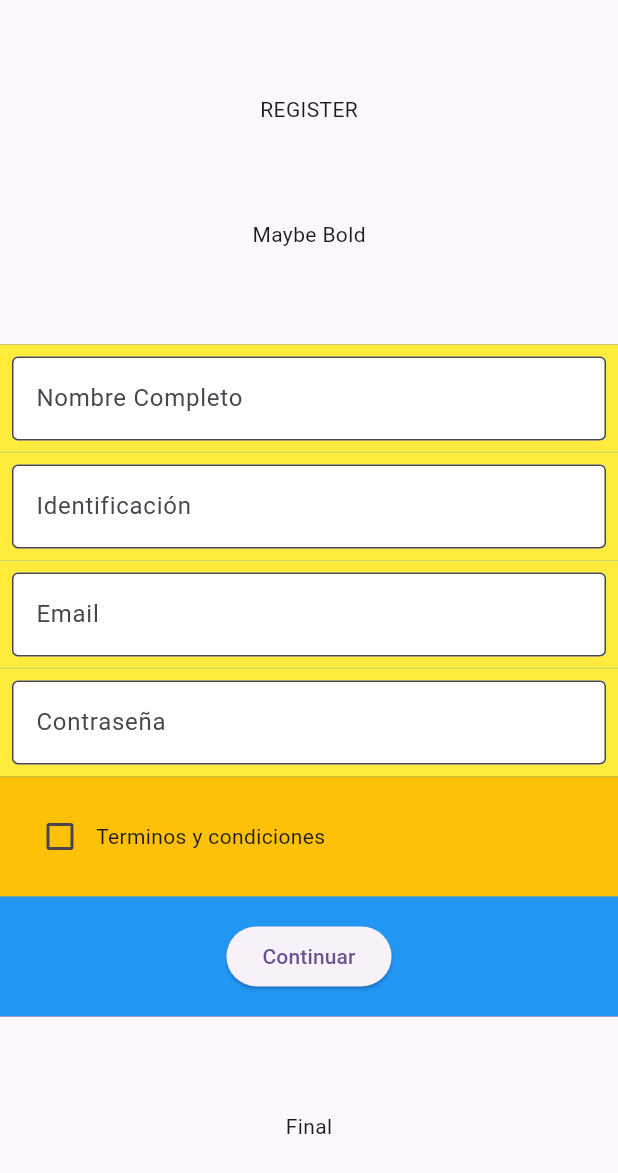
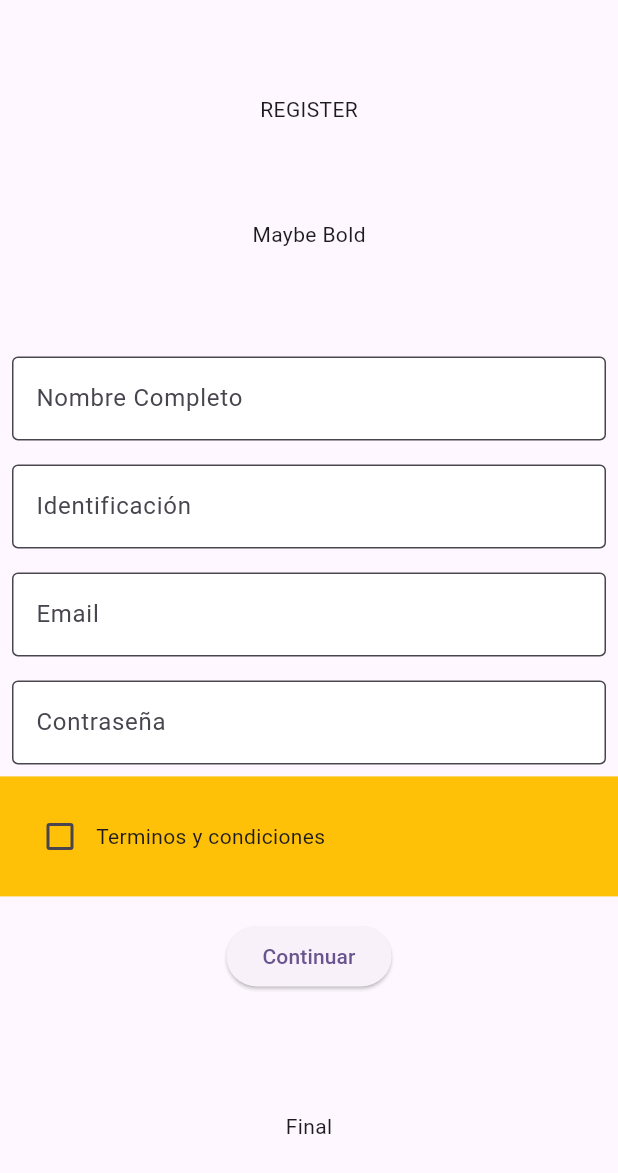
Before and after one commit to jberdugocesar/banca_creditos_app, a Flutter app: the RegisterPage screen opened by its route, on a phone screen of 412 x 824 dp. Shown: the top 1173 px of the screen. Run offline on Flutter 3.47's test engine with Material 3 defaults, Android fonts, the light colour scheme and no system bars; our stand-ins replace firebase_auth, firebase_core, firebase_database, get, loggy, modal_bottom_sheet and 2 more; missing offline and left inert: dart:ffi, excel; accounts and stored records are empty; statements that could not run were skipped.

Commit message:
removed unnecesary folders and Containers

```diff
--- a/lib/domain/models/credit.dart
+++ b/lib/domain/models/credit.dart
@@ -1,6 +1,4 @@
 // ignore_for_file: public_member_api_docs, sort_constructors_first
-import 'dart:ffi';
-
 import 'package:firebase_database/firebase_database.dart';
 
 class CreditRow {
--- a/lib/main.dart
+++ b/lib/main.dart
@@ -1,5 +1,3 @@
-import 'package:banca_creditos_app/domain/repositories/credit_repository.dart';
-import 'package:banca_creditos_app/domain/repositories/user_repository.dart';
 import 'package:banca_creditos_app/firebase_options.dart';
 import 'package:banca_creditos_app/ui/bottom_navbar.dart';
 import 'package:banca_creditos_app/ui/controllers/auth_controller.dart';
@@ -21,8 +19,6 @@ void main() async {
     options: DefaultFirebaseOptions.currentPlatform,
   );
   Get.put(AuthenticationController());
-  //Get.put(CreditRepository());
-  //Get.put(UserRepository());
   Get.put(UserController());
   Get.put(CreditController());
 
--- a/lib/ui/widgets/form.dart
+++ b/lib/ui/widgets/form.dart
@@ -26,13 +26,9 @@ class _MyFormState extends State<MyForm> {
 
   @override
   Widget build(BuildContext context) {
-    return Container(
-      color: Colors.pink,
-      child: Form(
+    return Form(
       key: _formKey,
       child: SingleChildScrollView(
-          child: Container(
-            color: Colors.blue,
         child: Column(
           crossAxisAlignment: CrossAxisAlignment.center,
           mainAxisSize: MainAxisSize.max,
@@ -43,9 +39,7 @@ class _MyFormState extends State<MyForm> {
                 physics: const ScrollPhysics(),
                 itemCount: widget.texts.length,
                 itemBuilder: (BuildContext context, int index) {
-                      return Container(
-                        color: Colors.yellow,
-                        child: Padding(
+                  return Padding(
                     padding: const EdgeInsets.all(8.0),
                     child: TextFormField(
                       controller: widget.controllers?[index],
@@ -64,7 +58,6 @@ class _MyFormState extends State<MyForm> {
                         }
                         return null;
                       },
-                          ),
                     ),
                   );
                 },
@@ -85,8 +78,6 @@ class _MyFormState extends State<MyForm> {
           ],
         ),
       ),
-        ),
-      ),
     );
   }
 }
```
Also changed, not shown: lib/data/repositories/remote/user_remote_repository.dart (deleted, +0 -9 lines), lib/domain/repositories/credit_repository.dart (deleted, +0 -23 lines), lib/domain/repositories/user_repository.dart (deleted, +0 -24 lines), lib/domain/use_cases/credit_use_case.dart (deleted, +0 -16 lines), lib/domain/use_cases/user_use_case.dart (deleted, +0 -16 lines), lib/data/repositories/remote/credit_remote_repository.dart (deleted). Lines whose indentation alone changed are shown as unchanged.
